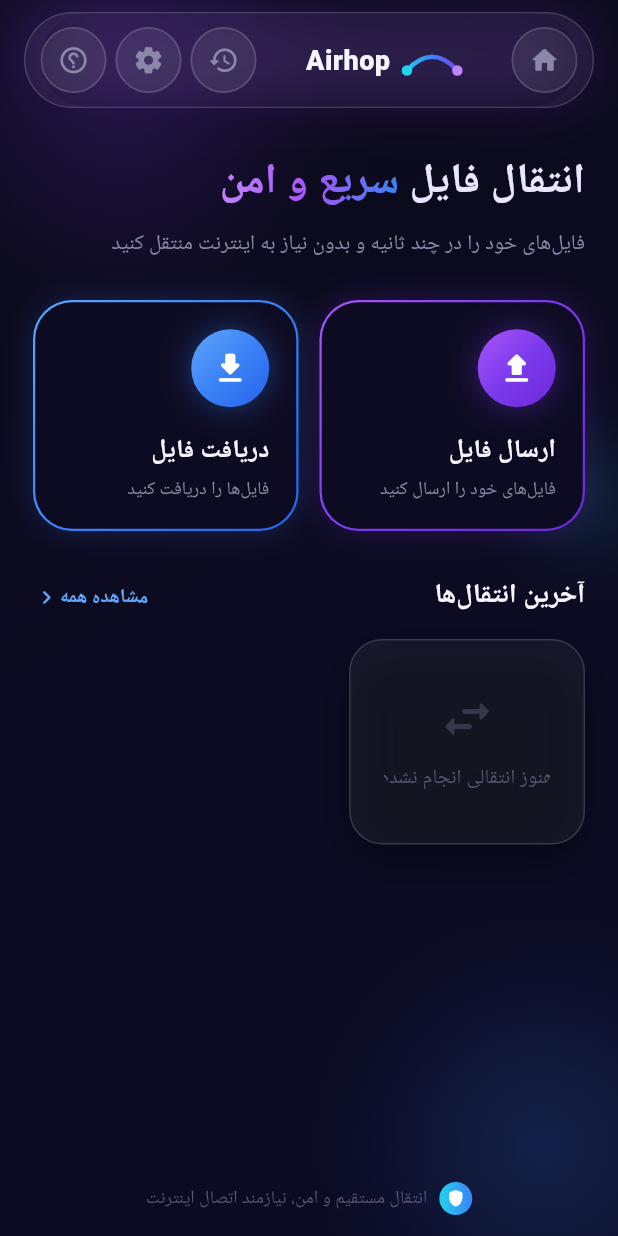
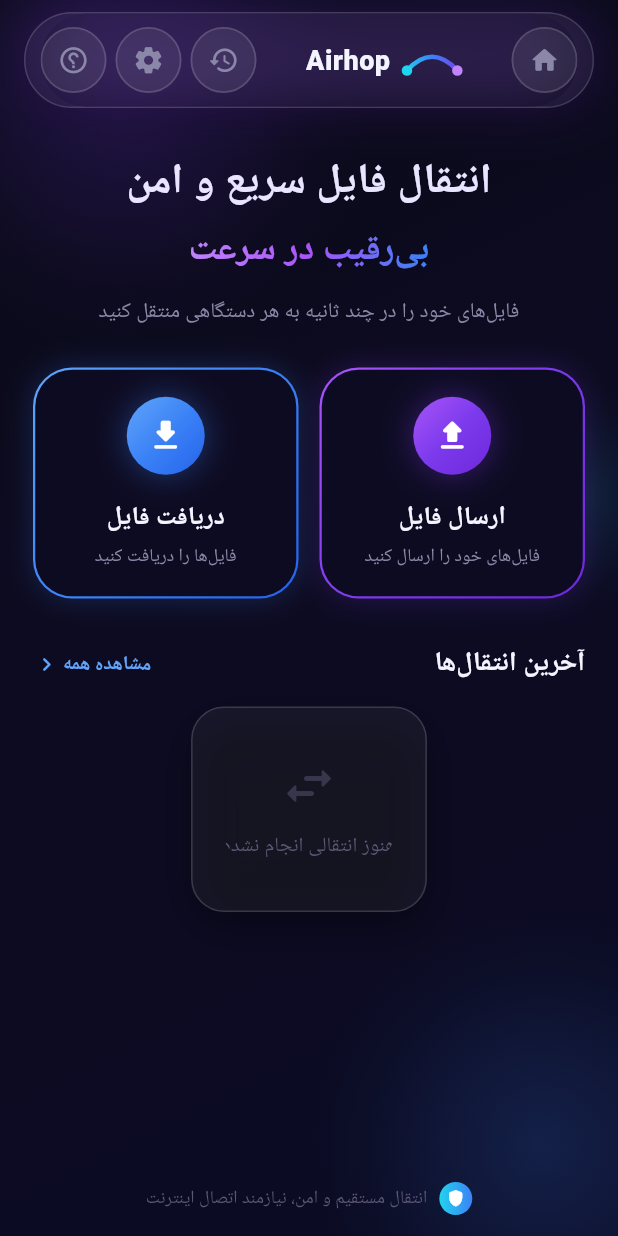
Before and after one commit to erastegarpanah1-byte/AirHop, a Flutter app: the screen it shows after launch, on a phone screen of 412 x 824 dp. Run offline on Flutter 3.47's test engine with Material 3 defaults, Android fonts, the phone set to English and light mode, and no system bars; our stand-ins replace cross_file, device_info_plus, file_picker, flutter_riverpod, qr_flutter, shared_preferences; missing offline and left inert: desktop_drop, flutter_webrtc, mobile_scanner; Roboto replaces fonts that are missing (Vazirmatn).

Commit message:
Home: fix subtitle text, center hero, RTL chevron, responsive cards

```diff
--- a/app/lib/features/home/home_screen.dart
+++ b/app/lib/features/home/home_screen.dart
@@ -43,15 +43,15 @@ class HomeScreen extends ConsumerWidget {
                   physics: const BouncingScrollPhysics(),
                   padding: const EdgeInsets.symmetric(horizontal: 22),
                   child: Column(
-                    crossAxisAlignment: CrossAxisAlignment.start,
                     children: [
                       const SizedBox(height: 28),
 
-                      // تیتر دو-رنگ
-                      Row(
+                      // تیتر دو-رنگ (وسط‌چین)
+                      Column(
                         children: const [
                           Text(
-                            'انتقال فایل ',
+                            'انتقال فایل سریع و امن',
+                            textAlign: TextAlign.center,
                             style: TextStyle(
                               color: AppColors.textHigh,
                               fontSize: 28,
@@ -59,19 +59,21 @@ class HomeScreen extends ConsumerWidget {
                               letterSpacing: -0.5,
                             ),
                           ),
+                          SizedBox(height: 6),
                           GradientText(
-                            'سریع و امن',
+                            'بی‌رقیب در سرعت',
                             style: TextStyle(
-                              fontSize: 28,
+                              fontSize: 24,
                               fontWeight: FontWeight.w800,
                               letterSpacing: -0.5,
                             ),
                           ),
                         ],
                       ),
-                      const SizedBox(height: 8),
+                      const SizedBox(height: 10),
                       const Text(
-                        'فایل‌های خود را در چند ثانیه و بدون نیاز به اینترنت منتقل کنید',
+                        'فایل‌های خود را در چند ثانیه به هر دستگاهی منتقل کنید',
+                        textAlign: TextAlign.center,
                         style: TextStyle(
                           color: AppColors.textSecondary,
                           fontSize: 14,
@@ -142,6 +144,7 @@ class HomeScreen extends ConsumerWidget {
                                   fontWeight: FontWeight.w600,
                                 ),
                               ),
+                              const SizedBox(width: 2),
                               const Icon(
                                 Icons.chevron_left_rounded,
                                 color: AppColors.accentLight,
@@ -162,7 +165,6 @@ class HomeScreen extends ConsumerWidget {
                           const SizedBox(height: 10),
                         ],
 
-                      // لینک مشاهده همه (کلیک)
                       if (history.isNotEmpty)
                         Padding(
                           padding: const EdgeInsets.only(top: 4),
@@ -262,7 +264,8 @@ class _ActionCardState extends State<_ActionCard> {
                 color: AppColors.backgroundMid,
               ),
               child: Column(
-                crossAxisAlignment: CrossAxisAlignment.start,
+                mainAxisSize: MainAxisSize.min,
+                crossAxisAlignment: CrossAxisAlignment.center,
                 children: [
                   Container(
                     width: 52,
@@ -282,6 +285,7 @@ class _ActionCardState extends State<_ActionCard> {
                   const SizedBox(height: 16),
                   Text(
                     widget.title,
+                    textAlign: TextAlign.center,
                     style: const TextStyle(
                       color: AppColors.textPrimary,
                       fontSize: 17,
@@ -291,6 +295,7 @@ class _ActionCardState extends State<_ActionCard> {
                   const SizedBox(height: 4),
                   Text(
                     widget.subtitle,
+                    textAlign: TextAlign.center,
                     style: const TextStyle(
                       color: AppColors.textSecondary,
                       fontSize: 12,
@@ -360,7 +365,8 @@ class _HistoryItem extends StatelessWidget {
           const SizedBox(width: 8),
           // وضعیت موفق + تیک
           Column(
-            crossAxisAlignment: CrossAxisAlignment.end,
+            mainAxisSize: MainAxisSize.min,
+            crossAxisAlignment: CrossAxisAlignment.center,
             children: [
               Container(
                 width: 22,
@@ -400,6 +406,7 @@ class _EmptyHistory extends StatelessWidget {
           const SizedBox(height: 10),
           const Text(
             'هنوز انتقالی انجام نشده',
+            textAlign: TextAlign.center,
             style: TextStyle(color: AppColors.textMuted, fontSize: 13.5),
           ),
         ],
```
